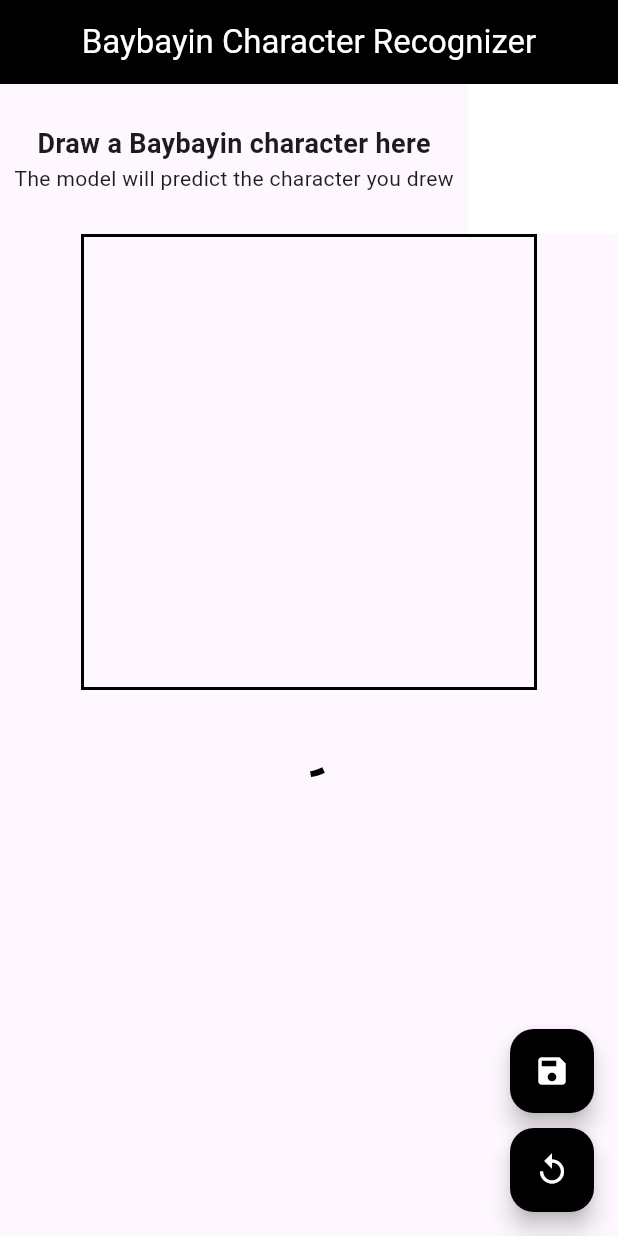
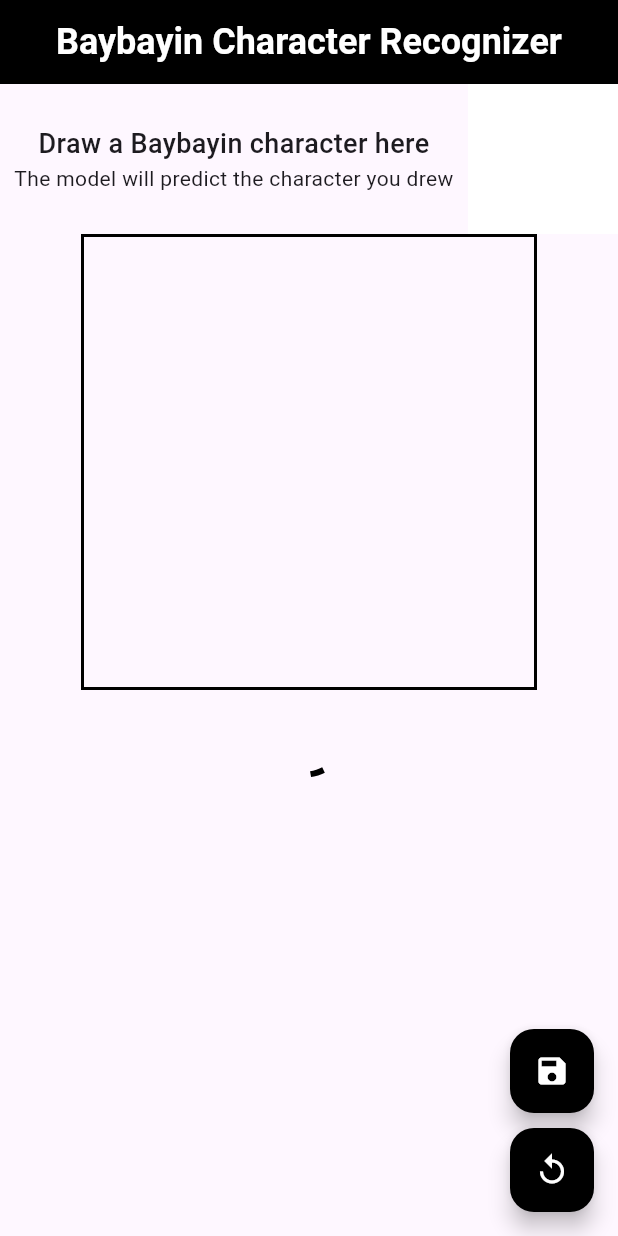
Before and after one commit to drewsix9/Digit_Recognizer, a Flutter app: the screen it shows after launch, on a phone screen of 412 x 824 dp. Run offline on Flutter 3.47's test engine with Material 3 defaults, Android fonts, the light colour scheme and no system bars; missing offline and left inert: tflite_v2.

Commit message:
Add Roboto font family and update text styles for improved UI consistency

```diff
--- a/lib/screens/draw_screen.dart
+++ b/lib/screens/draw_screen.dart
@@ -43,6 +43,11 @@ class _DrawScreenState extends State<DrawScreen> {
         foregroundColor: Colors.white,
         title: const Text(
           'Baybayin Character Recognizer',
+          style: TextStyle(
+            fontFamily: 'Roboto',
+            fontSize: 24,
+            fontWeight: FontWeight.bold,
+          ),
         ),
       ),
       body: Column(
@@ -58,11 +63,18 @@ class _DrawScreenState extends State<DrawScreen> {
                       Text(
                         'Draw a Baybayin character here',
                         style: TextStyle(
-                            fontSize: 18, fontWeight: FontWeight.bold),
+                          fontSize: 18,
+                          fontWeight: FontWeight.w500,
+                        ),
+                        textAlign: TextAlign.center,
                       ),
                       Text(
                         'The model will predict the character you drew',
-                        style: TextStyle(fontSize: 14),
+                        style: TextStyle(
+                          fontSize: 14,
+                          fontWeight: FontWeight.w300,
+                        ),
+                        textAlign: TextAlign.center,
                       ),
                     ],
                   ),
--- a/lib/screens/prediction_widget.dart
+++ b/lib/screens/prediction_widget.dart
@@ -9,27 +9,37 @@ class PredictionWidget extends StatelessWidget {
   final List<Prediction> predictions;
   const PredictionWidget({super.key, required this.predictions});
 
-  Widget _characterWidget(int index, Prediction? prediction, double fontSize) {
+  Widget _characterWidget(int index, Prediction? prediction, double labelSize,
+      double charFontSize, double predSize) {
     return Column(
       children: [
         Text(
           Baybayin.labels[index],
-          style: const TextStyle(fontSize: 13, fontWeight: FontWeight.bold),
+          style: TextStyle(
+            fontFamily: 'Roboto',
+            fontSize: labelSize,
+            fontWeight: FontWeight.bold,
+          ),
         ),
         Text(
           Baybayin.characters[index],
           style: TextStyle(
-            fontSize: fontSize,
+            fontSize: charFontSize,
             fontWeight: FontWeight.bold,
             color: prediction == null
                 ? Colors.black
                 : Colors.red.withOpacity(
-                    (prediction.confidence * 2).clamp(0, 1).toDouble()),
+                    (prediction.confidence * 2).clamp(0, 1).toDouble(),
+                  ),
           ),
         ),
         Text(
           prediction == null ? '' : prediction.confidence.toStringAsFixed(2),
-          style: const TextStyle(fontSize: 12),
+          style: TextStyle(
+            fontFamily: 'Roboto',
+            fontSize: predSize,
+            fontWeight: FontWeight.w400,
+          ),
         ),
       ],
     );
@@ -57,7 +67,7 @@ class PredictionWidget extends StatelessWidget {
         Provider.of<PredictionProvider>(context, listen: false)
             .setLoading(false);
       });
-      return _characterWidget(predictions[0].index, predictions[0], 60);
+      return _characterWidget(predictions[0].index, predictions[0], 18, 60, 14);
     } else {
       Future.microtask(() {
         Provider.of<PredictionProvider>(context, listen: false)
@@ -65,10 +75,10 @@ class PredictionWidget extends StatelessWidget {
       });
       return Column(
         children: [
-          _characterWidget(predictions[0].index, predictions[0], 60),
+          _characterWidget(predictions[0].index, predictions[0], 18, 60, 14),
           const SizedBox(height: 20),
           SizedBox(
-            height: 100,
+            height: 120,
             child: ListView.separated(
               shrinkWrap: true,
               separatorBuilder: (context, index) => const SizedBox(width: 30),
@@ -76,7 +86,7 @@ class PredictionWidget extends StatelessWidget {
               itemCount: predictions.length - 1,
               itemBuilder: (context, index) {
                 return _characterWidget(predictions[index + 1].index,
-                    styles[predictions[index + 1].index], 45);
+                    styles[predictions[index + 1].index], 14, 45, 14);
               },
             ),
           ),
--- a/lib/utils/baybayin.dart
+++ b/lib/utils/baybayin.dart
@@ -69,65 +69,65 @@ class Baybayin {
     'a',
     'b',
     'ba',
-    'be_bi',
-    'bo_bu',
+    'be/bi',
+    'bo/bu',
     'd',
-    'da_ra',
-    'de_di',
-    'do_du',
-    'e_i',
+    'da/ra',
+    'de/di',
+    'do/du',
+    'e/i',
     'g',
     'ga',
-    'ge_gi',
-    'go_gu',
+    'ge/gi',
+    'go/gu',
     'h',
     'ha  ',
-    'he_hi',
-    'ho_hu',
+    'he/hi',
+    'ho/hu',
     'k',
     'ka',
-    'ke_ki',
-    'ko_ku',
+    'ke/ki',
+    'ko/ku',
     'l',
     'la',
-    'le_li',
-    'lo_lu',
+    'le/li',
+    'lo/lu',
     'm',
     'ma',
-    'me_mi',
-    'mo_mu',
+    'me/mi',
+    'mo/mu',
     'n',
     'na',
-    'ne_ni',
+    'ne/ni',
     'ng',
     'nga',
-    'nge_ngi',
-    'ngo_ngu',
-    'no_nu',
-    'o_u',
+    'nge/ngi',
+    'ngo/ngu',
+    'no/nu',
+    'o/u',
     'p',
     'pa',
-    'pe_pi',
-    'po_pu',
+    'pe/pi',
+    'po/pu',
     'r',
     'ra',
-    're_ri',
-    'ro_ru',
+    're/ri',
+    'ro/ru',
     's',
     'sa',
-    'se_si',
-    'so_su',
+    'se/si',
+    'so/su',
     't',
     'ta',
-    'te_ti',
-    'to_tu',
+    'te/ti',
+    'to/tu',
     'w',
     'wa',
-    'we_wi',
-    'wo_wu',
+    'we/wi',
+    'wo/wu',
     'y',
     'ya',
-    'ye_yi',
-    'yo_yu',
+    'ye/yi',
+    'yo/yu',
   ];
 }
--- a/pubspec.yaml
+++ b/pubspec.yaml
@@ -79,6 +79,11 @@ flutter:
     - family: Bagwis_Baybayin_font
       fonts:
         - asset: assets/fonts/Bagwis_Baybayin_font.ttf
+    - family: Roboto
+      fonts:
+        - asset: assets/fonts/Roboto-Regular.ttf
+        - asset: assets/fonts/Roboto-Medium.ttf
+        - asset: assets/fonts/Roboto-Bold.ttf
   #
   # For details regarding fonts from package dependencies,
   # see https://flutter.dev/to/font-from-package
```
Also changed, not shown: assets/fonts/Roboto-Black.ttf (added), assets/fonts/Roboto-BlackItalic.ttf (added), assets/fonts/Roboto-Bold.ttf (added), assets/fonts/Roboto-BoldItalic.ttf (added), assets/fonts/Roboto-Italic.ttf (added), assets/fonts/Roboto-Light.ttf (added), assets/fonts/Roboto-LightItalic.ttf (added), assets/fonts/Roboto-Medium.ttf (added), assets/fonts/Roboto-MediumItalic.ttf (added), assets/fonts/Roboto-Regular.ttf (added), assets/fonts/Roboto-Thin.ttf (added), assets/fonts/Roboto-ThinItalic.ttf (added).
